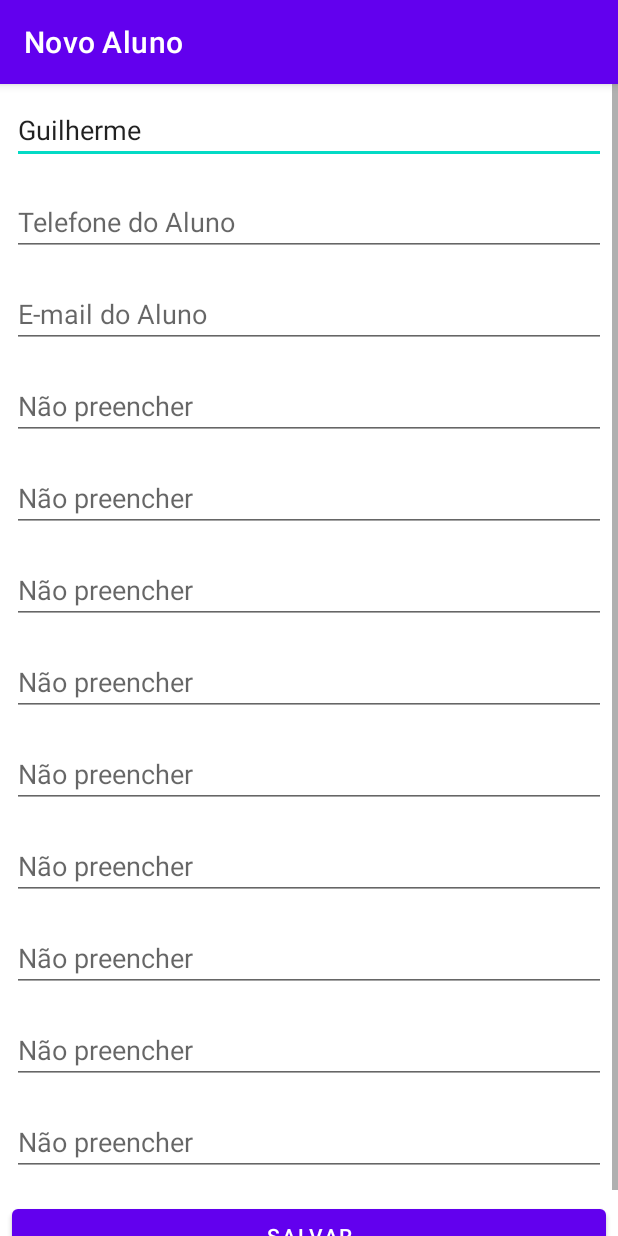
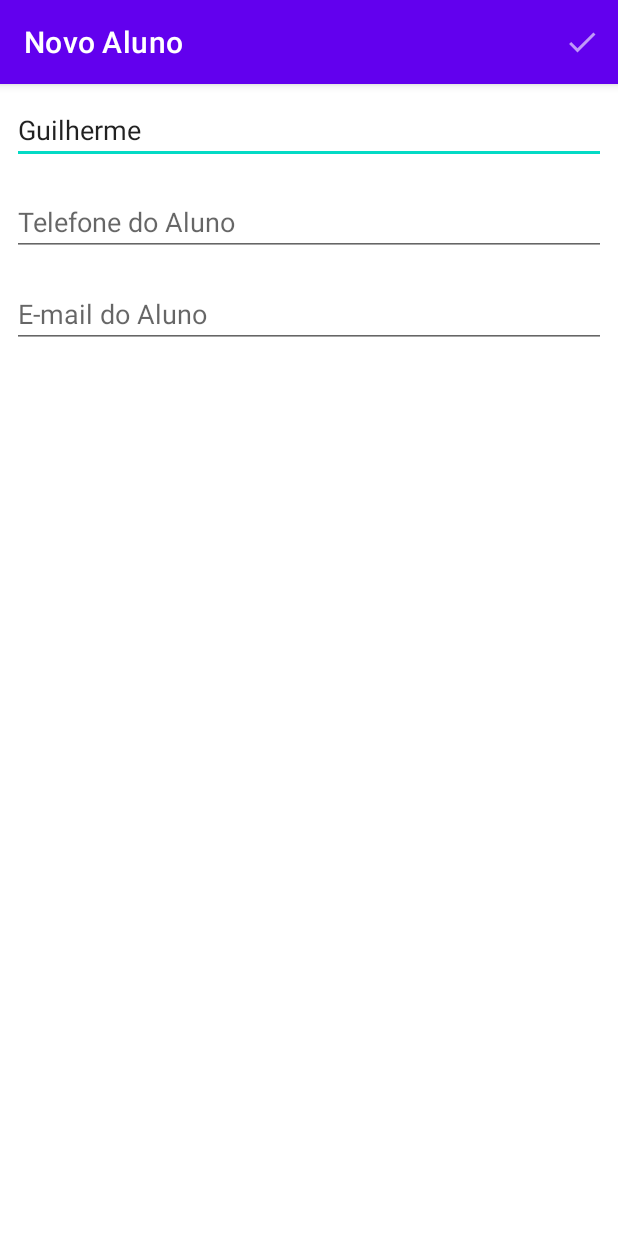
Before and after one commit to glhrme/android-basico-alura, an Android app: the screen it shows after launch (FormularioAlunoActivity), after a tap on "Guilherme", on a phone screen of 412 x 824 dp. Run offline under Robolectric (Android 15) with nearby library versions, the phone set to English and light mode, and no system bars.

Commit message:
adiciona icon ao menu salvar, que agora é via optionMenu

```diff
--- a/app/src/main/java/br/com/guisantos/primeiroaplicativoalura/FormularioAlunoActivity.java
+++ b/app/src/main/java/br/com/guisantos/primeiroaplicativoalura/FormularioAlunoActivity.java
@@ -1,10 +1,13 @@
 package br.com.guisantos.primeiroaplicativoalura;
 
+import androidx.annotation.NonNull;
 import androidx.appcompat.app.AppCompatActivity;
 
 import android.content.Intent;
 import android.os.Bundle;
 import android.util.Log;
+import android.view.Menu;
+import android.view.MenuItem;
 import android.view.View;
 import android.widget.Button;
 import android.widget.EditText;
@@ -24,13 +27,25 @@ public class FormularioAlunoActivity extends AppCompatActivity {
     @Override
     protected void onCreate(Bundle savedInstanceState)
     {
-
         super.onCreate(savedInstanceState);
         setContentView(R.layout.activity_formulario_aluno);
         setTitle(R.string.title_app_bar_activity_formulario_aluno);
         inicializacaoDosCampos();
-        configuraBotaoSalvar();
         validacaoDeExtra();
+    }
+
+    @Override
+    public boolean onCreateOptionsMenu(Menu menu) {
+        getMenuInflater().inflate(R.menu.activity_formulario_menu_salvar, menu);
+        return super.onCreateOptionsMenu(menu);
+    }
+
+    @Override
+    public boolean onOptionsItemSelected(@NonNull MenuItem item) {
+        if(item.getItemId() == R.id.activity_formulario_aluno_btn_salvar_aluno) {
+            finalizaFormulario();
+        }
+        return super.onOptionsItemSelected(item);
     }
 
     private void validacaoDeExtra() {
@@ -46,12 +61,7 @@ public class FormularioAlunoActivity extends AppCompatActivity {
         }
     }
 
-    private void configuraBotaoSalvar() {
-        Button saveButton = findViewById(R.id.activity_formulario_aluno_btn_salvar);
-
-        saveButton.setOnClickListener(new View.OnClickListener() {
-            @Override
-            public void onClick(View v) {
+    private void finalizaFormulario() {
         preencheAluno();
         if(aluno.temIdValido()) {
             dao.edita(aluno);
@@ -60,8 +70,6 @@ public class FormularioAlunoActivity extends AppCompatActivity {
             dao.salva(aluno);
         }
         finish();
-            }
-        });
     }
 
     private void preencheAluno() {
--- a/app/src/main/java/br/com/guisantos/primeiroaplicativoalura/MainActivity.java
+++ b/app/src/main/java/br/com/guisantos/primeiroaplicativoalura/MainActivity.java
@@ -36,7 +36,7 @@ public class MainActivity extends AppCompatActivity {
         setTitle(R.string.title_app_bar_activity_main_activity);
         configuraFabDeNovoAluno();
         configuraLista();
-        for(int i = 0; i <= 20; i++) {
+        for(int i = 0; i <= 5; i++) {
             dao.salva(new Aluno("Guilherme", "", ""));
             dao.salva(new Aluno("Brenda", "", ""));
         }
--- /dev/null
+++ b/app/src/main/res/drawable-anydpi/ic_salvar_aluno.xml
@@ -0,0 +1,11 @@
+<vector xmlns:android="http://schemas.android.com/apk/res/android"
+    android:width="24dp"
+    android:height="24dp"
+    android:viewportWidth="24"
+    android:viewportHeight="24"
+    android:tint="#FFF"
+    android:alpha="0.6">
+  <path
+      android:fillColor="@android:color/white"
+      android:pathData="M9,16.2L4.8,12l-1.4,1.4L9,19 21,7l-1.4,-1.4L9,16.2z"/>
+</vector>
--- a/app/src/main/res/layout/activity_formulario_aluno.xml
+++ b/app/src/main/res/layout/activity_formulario_aluno.xml
@@ -35,93 +35,7 @@
             android:hint="E-mail do Aluno"
         />
 
-        <EditText
-            android:id="@+id/teste2"
-            android:layout_width="match_parent"
-            android:layout_height="wrap_content"
-            android:layout_margin="8dp"
-            android:inputType="textEmailAddress"
-            android:hint="Não preencher"
-            />
-        <EditText
-            android:id="@+id/teste3"
-            android:layout_width="match_parent"
-            android:layout_height="wrap_content"
-            android:layout_margin="8dp"
-            android:inputType="textEmailAddress"
-            android:hint="Não preencher"
-            />
-        <EditText
-            android:id="@+id/teste4"
-            android:layout_width="match_parent"
-            android:layout_height="wrap_content"
-            android:layout_margin="8dp"
-            android:inputType="textEmailAddress"
-            android:hint="Não preencher"
-            />
-        <EditText
-            android:id="@+id/teste5"
-            android:layout_width="match_parent"
-            android:layout_height="wrap_content"
-            android:layout_margin="8dp"
-            android:inputType="textEmailAddress"
-            android:hint="Não preencher"
-            />
-        <EditText
-            android:id="@+id/teste6"
-            android:layout_width="match_parent"
-            android:layout_height="wrap_content"
-            android:layout_margin="8dp"
-            android:inputType="textEmailAddress"
-            android:hint="Não preencher"
-            />
-        <EditText
-            android:id="@+id/teste7"
-            android:layout_width="match_parent"
-            android:layout_height="wrap_content"
-            android:layout_margin="8dp"
-            android:inputType="textEmailAddress"
-            android:hint="Não preencher"
-        />
 
-        <EditText
-            android:id="@+id/teste8"
-            android:layout_width="match_parent"
-            android:layout_height="wrap_content"
-            android:layout_margin="8dp"
-            android:inputType="textEmailAddress"
-            android:hint="Não preencher"
-        />
-
-        <EditText
-            android:id="@+id/teste9"
-            android:layout_width="match_parent"
-            android:layout_height="wrap_content"
-            android:layout_margin="8dp"
-            android:inputType="textEmailAddress"
-            android:hint="Não preencher"
-            />
-
-        <EditText
-            android:id="@+id/teste10"
-            android:layout_width="match_parent"
-            android:layout_height="wrap_content"
-            android:layout_margin="8dp"
-            android:inputType="textEmailAddress"
-            android:hint="Não preencher"
-            />
-
-
-
-        <Button
-            android:id="@+id/activity_formulario_aluno_btn_salvar"
-            android:layout_width="match_parent"
-            android:layout_height="wrap_content"
-            android:layout_margin="8dp"
-            android:text="Salvar"
-            android:textColor="@color/white"
-
-        />
 
     </LinearLayout>
 
--- /dev/null
+++ b/app/src/main/res/menu/activity_formulario_menu_salvar.xml
@@ -0,0 +1,12 @@
+<?xml version="1.0" encoding="utf-8"?>
+<menu xmlns:android="http://schemas.android.com/apk/res/android"
+    xmlns:app="http://schemas.android.com/apk/res-auto"
+    >
+
+    <item
+        android:id="@+id/activity_formulario_aluno_btn_salvar_aluno"
+        app:showAsAction="always"
+        android:title="Salvar"
+        android:icon="@drawable/ic_salvar_aluno"
+    />
+</menu>
```
Also changed, not shown: app/src/main/res/drawable-hdpi/ic_salvar_aluno.png (added), app/src/main/res/drawable-mdpi/ic_salvar_aluno.png (added), app/src/main/res/drawable-xhdpi/ic_salvar_aluno.png (added), app/src/main/res/drawable-xxhdpi/ic_salvar_aluno.png (added). Lines whose indentation alone changed are shown as unchanged.
